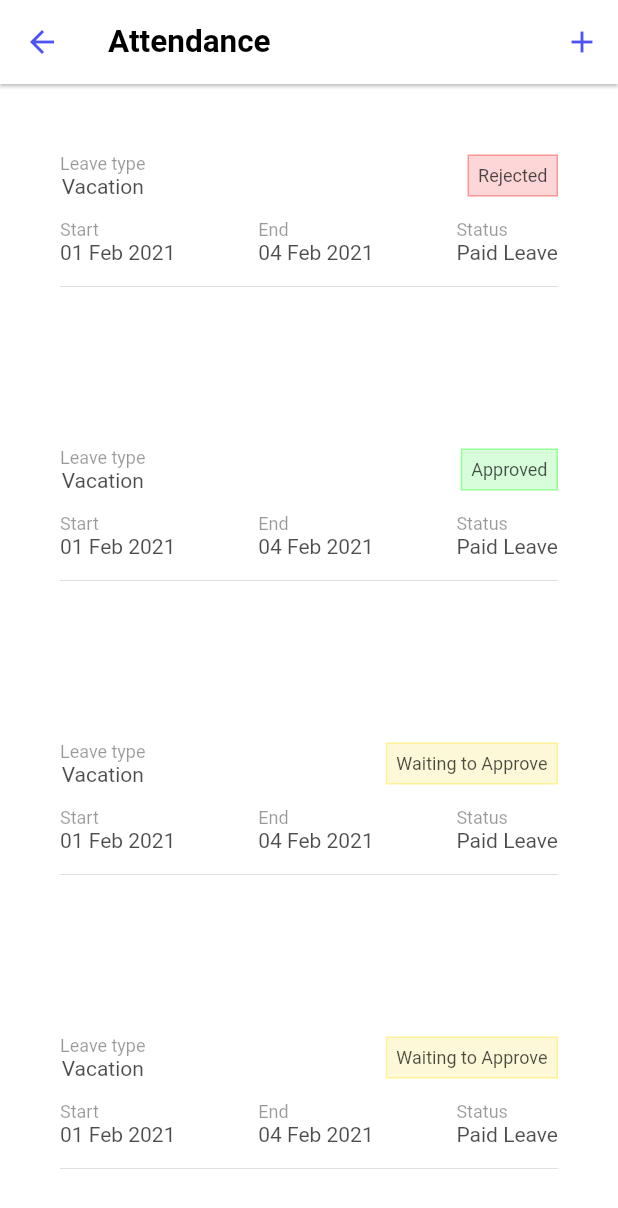
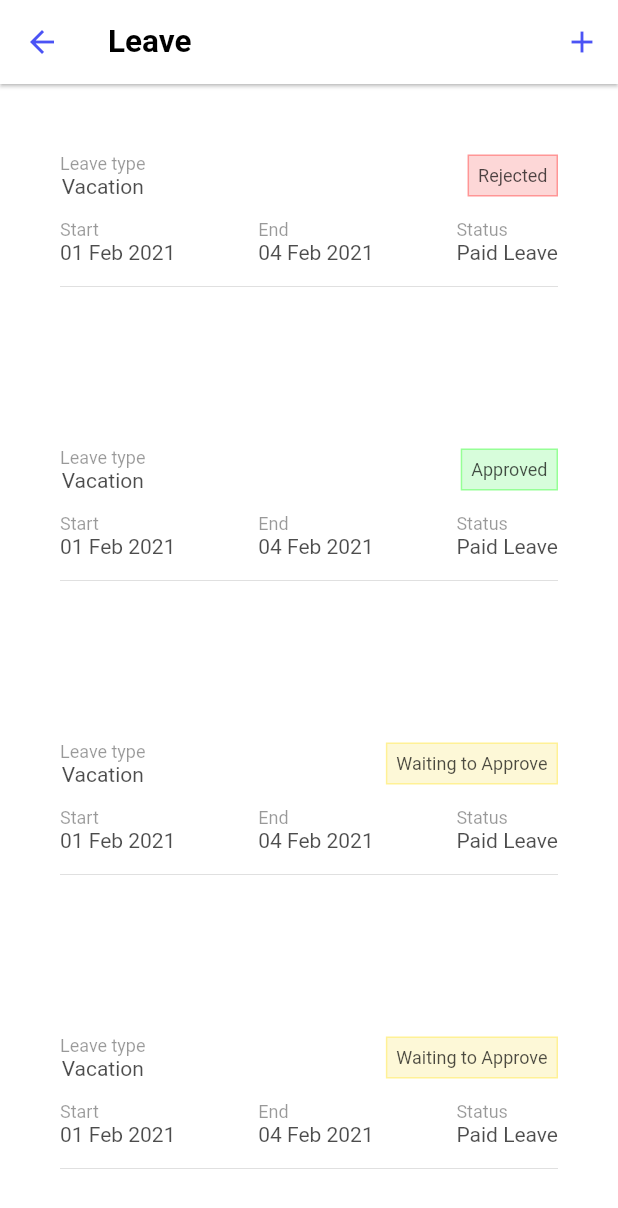
Before and after one commit to hussamhejazy/Task-Manager-Project, a Flutter app: the LeaveScreen screen opened by its route, on a phone screen of 412 x 824 dp. Shown: the top 1208 px of the screen. Run offline on Flutter 3.47's test engine with Material 2 defaults, Android fonts, the phone set to English and light mode, and no system bars.

```diff
--- a/lib/screens/leave_screen.dart
+++ b/lib/screens/leave_screen.dart
@@ -18,7 +18,7 @@ class _LeaveScreen extends State<LeaveScreen> {
         ),
         backgroundColor: Colors.white,
         title: Text(
-          'Attendance',
+          'Leave',
           style: TextStyle(
               fontSize: 21, fontWeight: FontWeight.bold, color: Colors.black),
         ),
--- a/lib/screens/login_screen.dart
+++ b/lib/screens/login_screen.dart
@@ -74,8 +74,8 @@ class _LoginScreenState extends State<LoginScreen> {
               ),
               SizedBox(height: 25),
               ElevatedButton(
-                onPressed: () async {
-                },
+                onPressed: () {
+                  Navigator.pushReplacementNamed(context, '/main_screen');                },
                 child: Text('login'),
                 style: ElevatedButton.styleFrom(
                   minimumSize: Size(double.infinity, 50),
```
